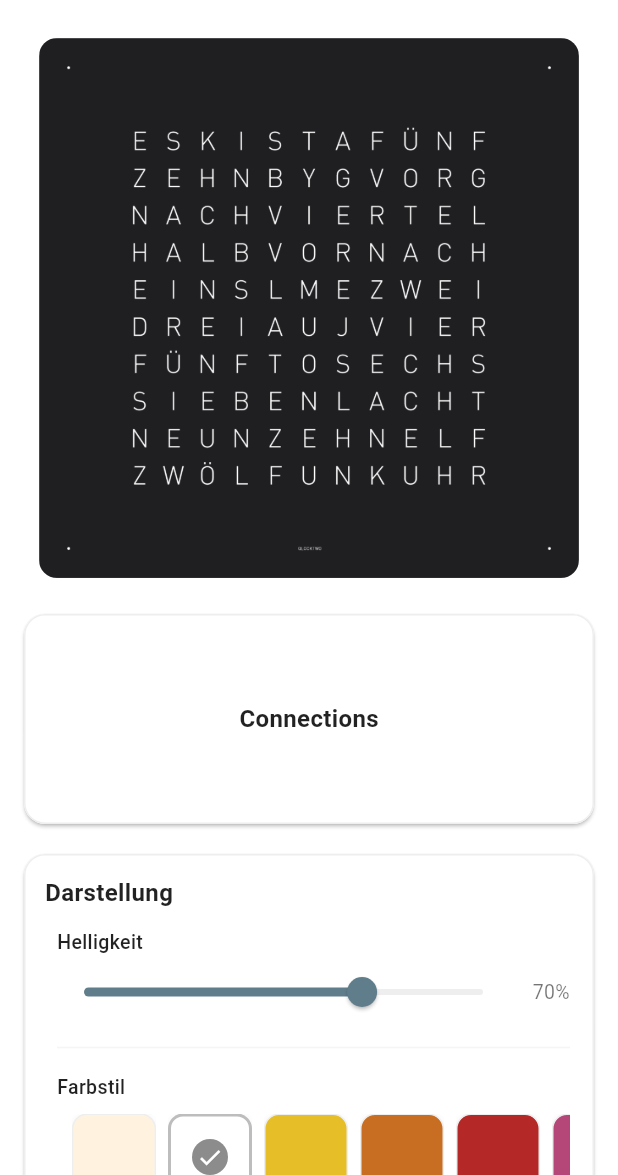
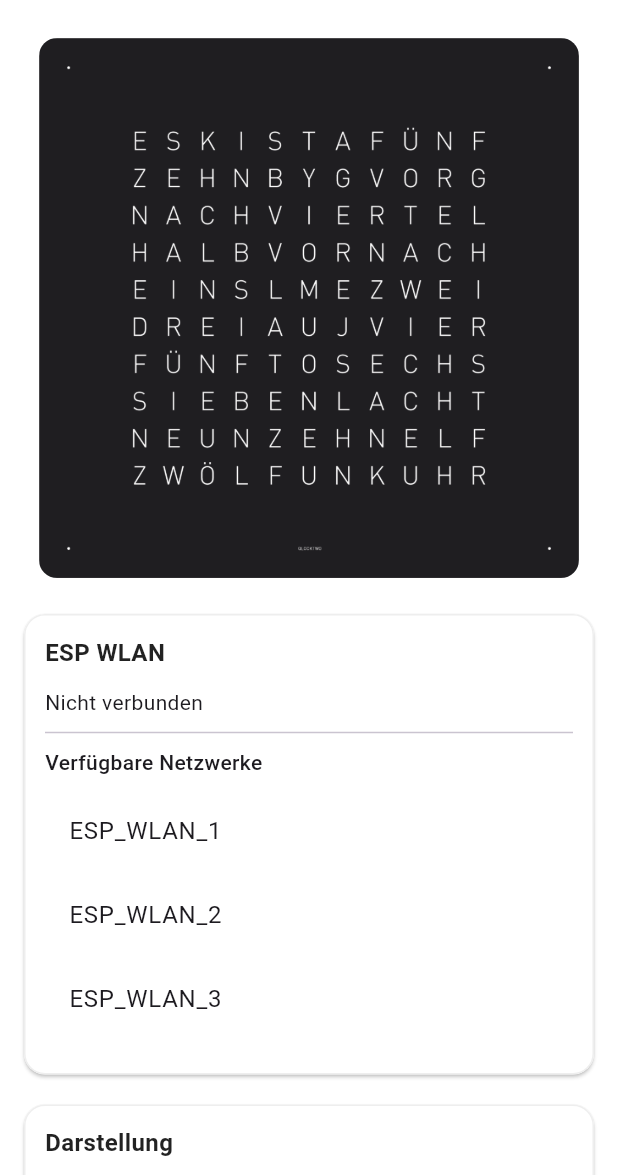
Before and after one commit to 333paul/wordclock_website_testing, a Flutter app: the screen it shows after launch, after a tap on the "check" icon, on a phone screen of 412 x 824 dp, the part 61-1236 px from its top. Run offline on Flutter 3.47's test engine with Material 3 defaults, Android fonts, the phone set to English and light mode, and no system bars.

Commit message:
Add EspWifiCard and NotificationCard for improved connectivity and notification management

```diff
--- a/lib/cards/card_connections.dart
+++ b/lib/cards/card_connections.dart
@@ -0,0 +1,129 @@
+import 'package:flutter/material.dart';
+
+class EspWifiCard extends StatefulWidget {
+  final bool loginSaved;
+  final String ssid;
+  final String password;
+  final Function(String ssid, String password) onConnect;
+  final Function() onDisconnect;
+
+  const EspWifiCard({
+    Key? key,
+    required this.loginSaved,
+    required this.ssid,
+    required this.password,
+    required this.onConnect,
+    required this.onDisconnect,
+  }) : super(key: key);
+
+  @override
+  State<EspWifiCard> createState() => _EspWifiCardState();
+}
+
+class _EspWifiCardState extends State<EspWifiCard> {
+  List<String> availableNetworks = [];
+  String selectedSsid = '';
+  String enteredPassword = '';
+
+  @override
+  void initState() {
+    super.initState();
+    selectedSsid = widget.ssid;
+    enteredPassword = widget.password;
+    _loadAvailableNetworks();
+  }
+
+  void _loadAvailableNetworks() {
+    // TODO: Ersetze das durch echten ESP-WLAN Scan
+    setState(() {
+      availableNetworks = ['ESP_WLAN_1', 'ESP_WLAN_2', 'ESP_WLAN_3'];
+    });
+  }
+
+  void _connect() {
+    if (selectedSsid.isNotEmpty && enteredPassword.isNotEmpty) {
+      widget.onConnect(selectedSsid, enteredPassword);
+    }
+  }
+
+  @override
+  Widget build(BuildContext context) {
+    return Card(
+      color: Colors.white,
+      elevation: 1,
+      shape: RoundedRectangleBorder(
+        side: BorderSide(color: Colors.grey.shade200, width: 1),
+        borderRadius: BorderRadius.circular(14),
+      ),
+      child: Padding(
+        padding: const EdgeInsets.all(14),
+        child: Column(
+          crossAxisAlignment: CrossAxisAlignment.start,
+          children: [
+            const Text(
+              'ESP WLAN',
+              style: TextStyle(
+                fontSize: 16,
+                fontWeight: FontWeight.w600,
+                color: Colors.black87,
+              ),
+            ),
+            const SizedBox(height: 12),
+
+            // Aktuelles WLAN
+            if (widget.loginSaved && widget.ssid.isNotEmpty) ...[
+              Text('Verbunden mit: ${widget.ssid}'),
+              const SizedBox(height: 6),
+              TextButton(
+                onPressed: widget.onDisconnect,
+                child: const Text('Trennen'),
+              ),
+            ] else
+              const Text('Nicht verbunden'),
+
+            const Divider(height: 20, thickness: 1),
+
+            // Verfügbare Netzwerke
+            const Text(
+              'Verfügbare Netzwerke',
+              style: TextStyle(fontWeight: FontWeight.w500),
+            ),
+            const SizedBox(height: 8),
+            ...availableNetworks.map(
+              (network) => ListTile(
+                title: Text(network),
+                trailing:
+                    selectedSsid == network
+                        ? const Icon(Icons.check, color: Colors.green)
+                        : null,
+                onTap: () {
+                  setState(() {
+                    selectedSsid = network;
+                  });
+                },
+              ),
+            ),
+
+            const SizedBox(height: 8),
+
+            // Passwort Eingabe
+            if (selectedSsid.isNotEmpty) ...[
+              TextField(
+                decoration: const InputDecoration(
+                  labelText: 'Passwort',
+                  border: OutlineInputBorder(),
+                ),
+                onChanged: (v) => enteredPassword = v,
+              ),
+              const SizedBox(height: 8),
+              ElevatedButton(
+                onPressed: _connect,
+                child: const Text('Verbinden'),
+              ),
+            ],
+          ],
+        ),
+      ),
+    );
+  }
+}
--- a/lib/cards/card_notification.dart
+++ b/lib/cards/card_notification.dart
@@ -0,0 +1,84 @@
+import 'package:flutter/material.dart';
+
+class NotificationCard extends StatefulWidget {
+  final int notificationEnable;
+  final ValueChanged<int> onNotificationChanged;
+
+  const NotificationCard({
+    Key? key,
+    required this.notificationEnable,
+    required this.onNotificationChanged,
+  }) : super(key: key);
+
+  @override
+  State<NotificationCard> createState() => _NotificationCardState();
+}
+
+class _NotificationCardState extends State<NotificationCard> {
+  late bool _enabled;
+
+  @override
+  void initState() {
+    super.initState();
+    _enabled = widget.notificationEnable == 1;
+  }
+
+  void _toggleSwitch(bool value) {
+    setState(() {
+      _enabled = value;
+      widget.onNotificationChanged(_enabled ? 1 : 0);
+    });
+  }
+
+  @override
+  Widget build(BuildContext context) {
+    return Card(
+      color: Colors.white,
+      elevation: 1,
+      shape: RoundedRectangleBorder(
+        side: BorderSide(color: Colors.grey.shade200, width: 1),
+        borderRadius: BorderRadius.circular(14),
+      ),
+      child: Padding(
+        padding: const EdgeInsets.all(14),
+        child: Column(
+          crossAxisAlignment: CrossAxisAlignment.start,
+          children: [
+            const Text(
+              'Benachrichtigungen',
+              style: TextStyle(
+                fontSize: 16,
+                fontWeight: FontWeight.w600,
+                color: Colors.black87,
+              ),
+            ),
+            const SizedBox(height: 12),
+            Padding(
+              padding: const EdgeInsets.only(left: 5, right: 2.0),
+              child: Row(
+                mainAxisAlignment: MainAxisAlignment.spaceBetween,
+                children: [
+                  Transform.scale(
+                    scale: 0.8,
+                    child: Switch(
+                      value: _enabled,
+                      onChanged: _toggleSwitch,
+                      activeColor: Colors.blueGrey,
+                    ),
+                  ),
+                  const SizedBox(width: 5),
+                  const Expanded(
+                    child: Text(
+                      'Smartphone Benachrichtigungen anzeigen',
+                      style: TextStyle(fontSize: 13, color: Colors.black87),
+                    ),
+                  ),
+                ],
+              ),
+            ),
+          ],
+        ),
+      ),
+    );
+  }
+}
--- a/lib/cards/card_visualisation.dart
+++ b/lib/cards/card_visualisation.dart
@@ -30,6 +30,14 @@ class VisualisationCard extends StatefulWidget {
 
 class _VisualisationCardState extends State<VisualisationCard> {
   late double _localBrightness;
+  // controller + repetition to simulate infinite horizontal scrolling
+  late final ScrollController _swatchScrollController;
+  static const int _repeatFactor = 800; // large enough to feel "infinite"
+  late final int _totalSwatches;
+  static const double _swatchSize = 56.0;
+  static const double _swatchHorizontalPadding =
+      8.0; // left+right from Padding(4)
+  static const double _swatchExtent = _swatchSize + _swatchHorizontalPadding;
 
   @override
   void initState() {
@@ -37,12 +45,20 @@ class _VisualisationCardState extends State<VisualisationCard> {
     _localBrightness = widget.brightness;
     widget.brightnessNotifier?.addListener(_brightnessNotifierListener);
     widget.colorNotifier?.addListener(_colorNotifierListener);
+    // prepare repeated swatch list and place scroll in the middle so user can
+    // swipe both directions and experience a wrap-around effect.
+    _totalSwatches = _colors.length * _repeatFactor;
+    final int initialIndex = _totalSwatches ~/ 2;
+    _swatchScrollController = ScrollController(
+      initialScrollOffset: initialIndex * _swatchExtent,
+    );
   }
 
   @override
   void dispose() {
     widget.brightnessNotifier?.removeListener(_brightnessNotifierListener);
     widget.colorNotifier?.removeListener(_colorNotifierListener);
+    _swatchScrollController.dispose();
     super.dispose();
   }
 
@@ -210,18 +226,19 @@ class _VisualisationCardState extends State<VisualisationCard> {
                   const SizedBox(height: 8),
 
                   SizedBox(
-                    height:
-                        58, // vorher 72 — kompakter, damit quadratische Felder nicht "verloren" wirken
+                    height: 58, // compact
                     child: ListView.builder(
+                      controller: _swatchScrollController,
                       scrollDirection: Axis.horizontal,
                       physics: const ClampingScrollPhysics(),
                       padding: const EdgeInsets.symmetric(horizontal: 6),
-                      itemCount: _colors.length,
+                      itemCount: _totalSwatches,
                       itemBuilder: (context, i) {
+                        final int idx = i % _colors.length;
                         final Color currentColor =
                             widget.colorNotifier?.value ?? widget.color;
                         final bool selected =
-                            currentColor.value == _colors[i].value;
+                            currentColor.value == _colors[idx].value;
                         return Padding(
                           padding: const EdgeInsets.symmetric(horizontal: 4),
                           child: Material(
@@ -236,17 +253,18 @@ class _VisualisationCardState extends State<VisualisationCard> {
                                             : null,
                                   ),
                               onTap: () {
+                                final Color chosen = _colors[idx];
                                 if (widget.colorNotifier != null) {
-                                  widget.colorNotifier!.value = _colors[i];
+                                  widget.colorNotifier!.value = chosen;
                                 } else {
-                                  widget.onColorChanged(_colors[i]);
+                                  widget.onColorChanged(chosen);
                                 }
                               },
                               child: Ink(
-                                width: 56, // gleich
-                                height: 56, // gleich → quadratisch
+                                width: _swatchSize,
+                                height: _swatchSize,
                                 decoration: BoxDecoration(
-                                  color: _colors[i],
+                                  color: _colors[idx],
                                   borderRadius: BorderRadius.circular(10),
                                   border: Border.all(
                                     color:
--- a/lib/main.dart
+++ b/lib/main.dart
@@ -1,7 +1,7 @@
-// ignore_for_file: non_constant_identifier_names
-
 import 'package:flutter/material.dart';
 import 'cards/card_visualisation.dart' as visual;
+import 'cards/card_connections.dart' as conn;
+import 'cards/card_notification.dart' as notif;
 
 void main() {
   runApp(const MainApp());
@@ -419,10 +419,19 @@ class _HomeScaffoldState extends State<HomeScaffold> {
                         Center(
                           child: SizedBox(
                             width: cardWidth,
-                            child: card_notification(),
+                            child: notif.NotificationCard(
+                              notificationEnable: NotificationEnable,
+                              onNotificationChanged:
+                                  (v) => setState(() => NotificationEnable = v),
+                            ),
                           ),
                         ),
-                      if (cardWidth == null) card_notification(),
+                      if (cardWidth == null)
+                        notif.NotificationCard(
+                          notificationEnable: NotificationEnable,
+                          onNotificationChanged:
+                              (v) => setState(() => NotificationEnable = v),
+                        ),
                       const SizedBox(height: 12),
                     ],
                   ),
@@ -498,6 +507,28 @@ class _HomeScaffoldState extends State<HomeScaffold> {
       ),
     );
   }
+
+  // Build the connections card using this state's canonical fields so the
+  // callbacks can directly update `Ssid`, `Password` and `LoginSaved`.
+  Widget card_connections() {
+    return conn.EspWifiCard(
+      loginSaved: LoginSaved,
+      ssid: Ssid,
+      password: Password,
+      onConnect:
+          (ssid, password) => setState(() {
+            Ssid = ssid;
+            Password = password;
+            LoginSaved = true;
+          }),
+      onDisconnect:
+          () => setState(() {
+            LoginSaved = false;
+            Ssid = '';
+            Password = '';
+          }),
+    );
+  }
 }
 
 // --- Cards: keine horizontalen Margins mehr, Spalten-Padding sorgt für Abstand ---
@@ -529,9 +560,7 @@ Widget cardBase(String title) {
   );
 }
 
-Widget card_connections() => cardBase('Connections');
 Widget card_automation() => cardBase('Automation');
 Widget card_alarm() => cardBase('Alarm');
 Widget card_timer() => cardBase('Timer');
 Widget card_offline_mode() => cardBase('Offline Mode');
-Widget card_notification() => cardBase('Notification');
```
